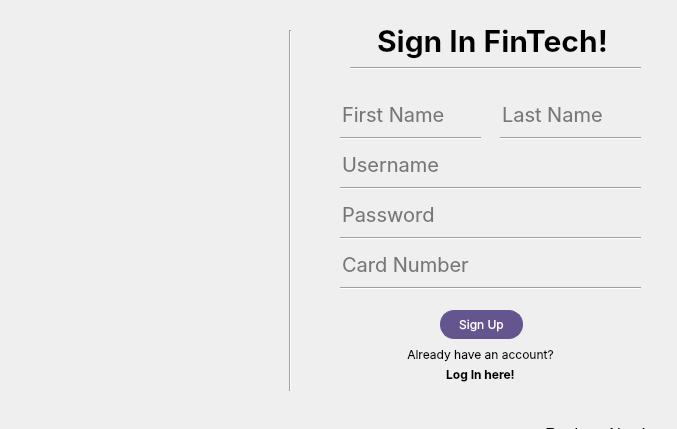
Qt form FinTech/dialog.ui (codingburgas/finance-challenge-fintech) before a commit.
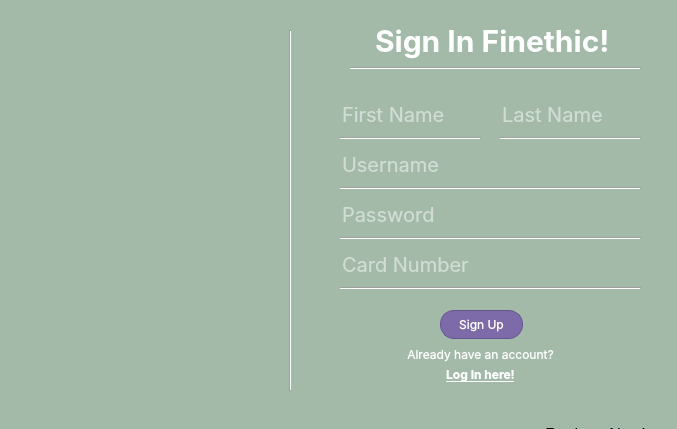
The same form after that commit. Icons and pictures are not drawn.

```diff
--- a/FinTech/dialog.ui
+++ b/FinTech/dialog.ui
@@ -10,6 +10,475 @@
     <height>429</height>
    </rect>
   </property>
+  <property name="palette">
+   <palette>
+    <active>
+     <colorrole role="WindowText">
+      <brush brushstyle="SolidPattern">
+       <color alpha="255">
+        <red>0</red>
+        <green>0</green>
+        <blue>0</blue>
+       </color>
+      </brush>
+     </colorrole>
+     <colorrole role="Button">
+      <brush brushstyle="SolidPattern">
+       <color alpha="255">
+        <red>163</red>
+        <green>186</green>
+        <blue>169</blue>
+       </color>
+      </brush>
+     </colorrole>
+     <colorrole role="Light">
+      <brush brushstyle="SolidPattern">
+       <color alpha="255">
+        <red>247</red>
+        <green>255</green>
+        <blue>249</blue>
+       </color>
+      </brush>
+     </colorrole>
+     <colorrole role="Midlight">
+      <brush brushstyle="SolidPattern">
+       <color alpha="255">
+        <red>205</red>
+        <green>220</green>
+        <blue>209</blue>
+       </color>
+      </brush>
+     </colorrole>
+     <colorrole role="Dark">
+      <brush brushstyle="SolidPattern">
+       <color alpha="255">
+        <red>81</red>
+        <green>93</green>
+        <blue>84</blue>
+       </color>
+      </brush>
+     </colorrole>
+     <colorrole role="Mid">
+      <brush brushstyle="SolidPattern">
+       <color alpha="255">
+        <red>109</red>
+        <green>124</green>
+        <blue>113</blue>
+       </color>
+      </brush>
+     </colorrole>
+     <colorrole role="Text">
+      <brush brushstyle="SolidPattern">
+       <color alpha="255">
+        <red>0</red>
+        <green>0</green>
+        <blue>0</blue>
+       </color>
+      </brush>
+     </colorrole>
+     <colorrole role="BrightText">
+      <brush brushstyle="SolidPattern">
+       <color alpha="255">
+        <red>255</red>
+        <green>255</green>
+        <blue>255</blue>
+       </color>
+      </brush>
+     </colorrole>
+     <colorrole role="ButtonText">
+      <brush brushstyle="SolidPattern">
+       <color alpha="255">
+        <red>0</red>
+        <green>0</green>
+        <blue>0</blue>
+       </color>
+      </brush>
+     </colorrole>
+     <colorrole role="Base">
+      <brush brushstyle="SolidPattern">
+       <color alpha="255">
+        <red>255</red>
+        <green>255</green>
+        <blue>255</blue>
+       </color>
+      </brush>
+     </colorrole>
+     <colorrole role="Window">
+      <brush brushstyle="SolidPattern">
+       <color alpha="255">
+        <red>163</red>
+        <green>186</green>
+        <blue>169</blue>
+       </color>
+      </brush>
+     </colorrole>
+     <colorrole role="Shadow">
+      <brush brushstyle="SolidPattern">
+       <color alpha="255">
+        <red>0</red>
+        <green>0</green>
+        <blue>0</blue>
+       </color>
+      </brush>
+     </colorrole>
+     <colorrole role="AlternateBase">
+      <brush brushstyle="SolidPattern">
+       <color alpha="255">
+        <red>209</red>
+        <green>220</green>
+        <blue>212</blue>
+       </color>
+      </brush>
+     </colorrole>
+     <colorrole role="ToolTipBase">
+      <brush brushstyle="SolidPattern">
+       <color alpha="255">
+        <red>255</red>
+        <green>255</green>
+        <blue>220</blue>
+       </color>
+      </brush>
+     </colorrole>
+     <colorrole role="ToolTipText">
+      <brush brushstyle="SolidPattern">
+       <color alpha="255">
+        <red>0</red>
+        <green>0</green>
+        <blue>0</blue>
+       </color>
+      </brush>
+     </colorrole>
+     <colorrole role="PlaceholderText">
+      <brush brushstyle="SolidPattern">
+       <color alpha="127">
+        <red>0</red>
+        <green>0</green>
+        <blue>0</blue>
+       </color>
+      </brush>
+     </colorrole>
+     <colorrole role="Accent">
+      <brush brushstyle="SolidPattern">
+       <color alpha="255">
+        <red>255</red>
+        <green>255</green>
+        <blue>255</blue>
+       </color>
+      </brush>
+     </colorrole>
+    </active>
+    <inactive>
+     <colorrole role="WindowText">
+      <brush brushstyle="SolidPattern">
+       <color alpha="255">
+        <red>0</red>
+        <green>0</green>
+        <blue>0</blue>
+       </color>
+      </brush>
+     </colorrole>
+     <colorrole role="Button">
+      <brush brushstyle="SolidPattern">
+       <color alpha="255">
+        <red>163</red>
+        <green>186</green>
+        <blue>169</blue>
+       </color>
+      </brush>
+     </colorrole>
+     <colorrole role="Light">
+      <brush brushstyle="SolidPattern">
+       <color alpha="255">
+        <red>247</red>
+        <green>255</green>
+        <blue>249</blue>
+       </color>
+      </brush>
+     </colorrole>
+     <colorrole role="Midlight">
+      <brush brushstyle="SolidPattern">
+       <color alpha="255">
+        <red>205</red>
+        <green>220</green>
+        <blue>209</blue>
+       </color>
+      </brush>
+     </colorrole>
+     <colorrole role="Dark">
+      <brush brushstyle="SolidPattern">
+       <color alpha="255">
+        <red>81</red>
+        <green>93</green>
+        <blue>84</blue>
+       </color>
+      </brush>
+     </colorrole>
+     <colorrole role="Mid">
+      <brush brushstyle="SolidPattern">
+       <color alpha="255">
+        <red>109</red>
+        <green>124</green>
+        <blue>113</blue>
+       </color>
+      </brush>
+     </colorrole>
+     <colorrole role="Text">
+      <brush brushstyle="SolidPattern">
+       <color alpha="255">
+        <red>0</red>
+        <green>0</green>
+        <blue>0</blue>
+       </color>
+      </brush>
+     </colorrole>
+     <colorrole role="BrightText">
+      <brush brushstyle="SolidPattern">
+       <color alpha="255">
+        <red>255</red>
+        <green>255</green>
+        <blue>255</blue>
+       </color>
+      </brush>
+     </colorrole>
+     <colorrole role="ButtonText">
+      <brush brushstyle="SolidPattern">
+       <color alpha="255">
+        <red>0</red>
+        <green>0</green>
+        <blue>0</blue>
+       </color>
+      </brush>
+     </colorrole>
+     <colorrole role="Base">
+      <brush brushstyle="SolidPattern">
+       <color alpha="255">
+        <red>255</red>
+        <green>255</green>
+        <blue>255</blue>
+       </color>
+      </brush>
+     </colorrole>
+     <colorrole role="Window">
+      <brush brushstyle="SolidPattern">
+       <color alpha="255">
+        <red>163</red>
+        <green>186</green>
+        <blue>169</blue>
+       </color>
+      </brush>
+     </colorrole>
+     <colorrole role="Shadow">
+      <brush brushstyle="SolidPattern">
+       <color alpha="255">
+        <red>0</red>
+        <green>0</green>
+        <blue>0</blue>
+       </color>
+      </brush>
+     </colorrole>
+     <colorrole role="AlternateBase">
+      <brush brushstyle="SolidPattern">
+       <color alpha="255">
+        <red>209</red>
+        <green>220</green>
+        <blue>212</blue>
+       </color>
+      </brush>
+     </colorrole>
+     <colorrole role="ToolTipBase">
+      <brush brushstyle="SolidPattern">
+       <color alpha="255">
+        <red>255</red>
+        <green>255</green>
+        <blue>220</blue>
+       </color>
+      </brush>
+     </colorrole>
+     <colorrole role="ToolTipText">
+      <brush brushstyle="SolidPattern">
+       <color alpha="255">
+        <red>0</red>
+        <green>0</green>
+        <blue>0</blue>
+       </color>
+      </brush>
+     </colorrole>
+     <colorrole role="PlaceholderText">
+      <brush brushstyle="SolidPattern">
+       <color alpha="127">
+        <red>0</red>
+        <green>0</green>
+        <blue>0</blue>
+       </color>
+      </brush>
+     </colorrole>
+     <colorrole role="Accent">
+      <brush brushstyle="SolidPattern">
+       <color alpha="255">
+        <red>255</red>
+        <green>255</green>
+        <blue>255</blue>
+       </color>
+      </brush>
+     </colorrole>
+    </inactive>
+    <disabled>
+     <colorrole role="WindowText">
+      <brush brushstyle="SolidPattern">
+       <color alpha="255">
+        <red>81</red>
+        <green>93</green>
+        <blue>84</blue>
+       </color>
+      </brush>
+     </colorrole>
+     <colorrole role="Button">
+      <brush brushstyle="SolidPattern">
+       <color alpha="255">
+        <red>163</red>
+        <green>186</green>
+        <blue>169</blue>
+       </color>
+      </brush>
+     </colorrole>
+     <colorrole role="Light">
+      <brush brushstyle="SolidPattern">
+       <color alpha="255">
+        <red>247</red>
+        <green>255</green>
+        <blue>249</blue>
+       </color>
+      </brush>
+     </colorrole>
+     <colorrole role="Midlight">
+      <brush brushstyle="SolidPattern">
+       <color alpha="255">
+        <red>205</red>
+        <green>220</green>
+        <blue>209</blue>
+       </color>
+      </brush>
+     </colorrole>
+     <colorrole role="Dark">
+      <brush brushstyle="SolidPattern">
+       <color alpha="255">
+        <red>81</red>
+        <green>93</green>
+        <blue>84</blue>
+       </color>
+      </brush>
+     </colorrole>
+     <colorrole role="Mid">
+      <brush brushstyle="SolidPattern">
+       <color alpha="255">
+        <red>109</red>
+        <green>124</green>
+        <blue>113</blue>
+       </color>
+      </brush>
+     </colorrole>
+     <colorrole role="Text">
+      <brush brushstyle="SolidPattern">
+       <color alpha="255">
+        <red>81</red>
+        <green>93</green>
+        <blue>84</blue>
+       </color>
+      </brush>
+     </colorrole>
+     <colorrole role="BrightText">
+      <brush brushstyle="SolidPattern">
+       <color alpha="255">
+        <red>255</red>
+        <green>255</green>
+        <blue>255</blue>
+       </color>
+      </brush>
+     </colorrole>
+     <colorrole role="ButtonText">
+      <brush brushstyle="SolidPattern">
+       <color alpha="255">
+        <red>81</red>
+        <green>93</green>
+        <blue>84</blue>
+       </color>
+      </brush>
+     </colorrole>
+     <colorrole role="Base">
+      <brush brushstyle="SolidPattern">
+       <color alpha="255">
+        <red>163</red>
+        <green>186</green>
+        <blue>169</blue>
+       </color>
+      </brush>
+     </colorrole>
+     <colorrole role="Window">
+      <brush brushstyle="SolidPattern">
+       <color alpha="255">
+        <red>163</red>
+        <green>186</green>
+        <blue>169</blue>
+       </color>
+      </brush>
+     </colorrole>
+     <colorrole role="Shadow">
+      <brush brushstyle="SolidPattern">
+       <color alpha="255">
+        <red>0</red>
+        <green>0</green>
+        <blue>0</blue>
+       </color>
+      </brush>
+     </colorrole>
+     <colorrole role="AlternateBase">
+      <brush brushstyle="SolidPattern">
+       <color alpha="255">
+        <red>163</red>
+        <green>186</green>
+        <blue>169</blue>
+       </color>
+      </brush>
+     </colorrole>
+     <colorrole role="ToolTipBase">
+      <brush brushstyle="SolidPattern">
+       <color alpha="255">
+        <red>255</red>
+        <green>255</green>
+        <blue>220</blue>
+       </color>
+      </brush>
+     </colorrole>
+     <colorrole role="ToolTipText">
+      <brush brushstyle="SolidPattern">
+       <color alpha="255">
+        <red>0</red>
+        <green>0</green>
+        <blue>0</blue>
+       </color>
+      </brush>
+     </colorrole>
+     <colorrole role="PlaceholderText">
+      <brush brushstyle="SolidPattern">
+       <color alpha="127">
+        <red>81</red>
+        <green>93</green>
+        <blue>84</blue>
+       </color>
+      </brush>
+     </colorrole>
+     <colorrole role="Accent">
+      <brush brushstyle="SolidPattern">
+       <color alpha="255">
+        <red>212</red>
+        <green>242</green>
+        <blue>220</blue>
+       </color>
+      </brush>
+     </colorrole>
+    </disabled>
+   </palette>
+  </property>
   <property name="windowTitle">
    <string>Dialog</string>
   </property>
@@ -26,6 +495,8 @@
     <string notr="true">background: transparent;
 border: none;
 font-size: 20px;
+color:white;
+
 font-family:inter;</string>
    </property>
    <property name="placeholderText">
@@ -41,6 +512,9 @@
      <height>16</height>
     </rect>
    </property>
+   <property name="styleSheet">
+    <string notr="true">color:white;</string>
+   </property>
    <property name="orientation">
     <enum>Qt::Orientation::Horizontal</enum>
    </property>
@@ -61,7 +535,7 @@
     <string notr="true">QPushButton {
     border-radius: 14px;              
     border: 1px solid #65558F;         
-    background-color: #65558F;   
+    background-color: #7C6BA8;   
     color: white;                 
 	font-family:inter;    
 }
@@ -106,6 +580,9 @@
      <height>16</height>
     </rect>
    </property>
+   <property name="styleSheet">
+    <string notr="true">color:white;</string>
+   </property>
    <property name="orientation">
     <enum>Qt::Orientation::Horizontal</enum>
    </property>
@@ -113,9 +590,9 @@
   <widget class="QLabel" name="label">
    <property name="geometry">
     <rect>
-     <x>377</x>
+     <x>375</x>
      <y>20</y>
-     <width>241</width>
+     <width>251</width>
      <height>41</height>
     </rect>
    </property>
@@ -128,11 +605,11 @@
    </property>
    <property name="styleSheet">
     <string notr="true">font-size: 30px;
-color: black;
+color:white;
 font-family:inter;</string>
    </property>
    <property name="text">
-    <string>Sign In FinTech!</string>
+    <string>Sign In Finethic!</string>
    </property>
   </widget>
   <widget class="Line" name="line">
@@ -144,6 +621,9 @@
      <height>361</height>
     </rect>
    </property>
+   <property name="styleSheet">
+    <string notr="true">color:white;</string>
+   </property>
    <property name="orientation">
     <enum>Qt::Orientation::Vertical</enum>
    </property>
@@ -173,6 +653,9 @@
      <height>16</height>
     </rect>
    </property>
+   <property name="styleSheet">
+    <string notr="true">color:white;</string>
+   </property>
    <property name="orientation">
     <enum>Qt::Orientation::Horizontal</enum>
    </property>
@@ -190,7 +673,9 @@
     <string notr="true">background: transparent;
 border: none;
 font-size: 20px;
-font-family:inter;</string>
+font-family:inter;
+color:white;
+</string>
    </property>
    <property name="text">
     <string/>
@@ -212,6 +697,8 @@
     <string notr="true">background: transparent;
 border: none;
 font-size: 20px;
+color:white;
+
 font-family:inter;</string>
    </property>
    <property name="placeholderText">
@@ -227,6 +714,9 @@
      <height>16</height>
     </rect>
    </property>
+   <property name="styleSheet">
+    <string notr="true">color:white;</string>
+   </property>
    <property name="orientation">
     <enum>Qt::Orientation::Horizontal</enum>
    </property>
@@ -244,7 +734,9 @@
     <string notr="true">background: transparent;
 border: none;
 font-size: 20px;
-font-family:inter;</string>
+font-family:inter;
+color:white;
+</string>
    </property>
    <property name="text">
     <string/>
@@ -262,6 +754,9 @@
      <height>16</height>
     </rect>
    </property>
+   <property name="styleSheet">
+    <string notr="true">color:white;</string>
+   </property>
    <property name="orientation">
     <enum>Qt::Orientation::Horizontal</enum>
    </property>
@@ -279,7 +774,9 @@
     <string notr="true">background: transparent;
 border: none;
 font-size: 20px;
-font-family:inter;</string>
+font-family:inter;
+color:white;
+</string>
    </property>
    <property name="text">
     <string/>
@@ -297,6 +794,9 @@
      <height>16</height>
     </rect>
    </property>
+   <property name="styleSheet">
+    <string notr="true">color:white;</string>
+   </property>
    <property name="orientation">
     <enum>Qt::Orientation::Horizontal</enum>
    </property>
@@ -324,6 +824,8 @@
 border: none;
 font-size: 12px;
 color: black;
+color:white;
+color:white;
 
 font-family:inter;</string>
    </property>
@@ -379,6 +881,7 @@
      <family>inter</family>
      <pointsize>-1</pointsize>
      <bold>true</bold>
+     <underline>true</underline>
     </font>
    </property>
    <property name="cursor">
@@ -388,9 +891,9 @@
     <string notr="true">background: transparent;
 border: none;
 font-size: 12px;
-color: black;
- font-weight: bold;
-font-family:inter;</string>
+color: white;
+font-family:inter;
+text-decoration: underline;</string>
    </property>
    <property name="text">
     <string>Log In here!</string>
```
